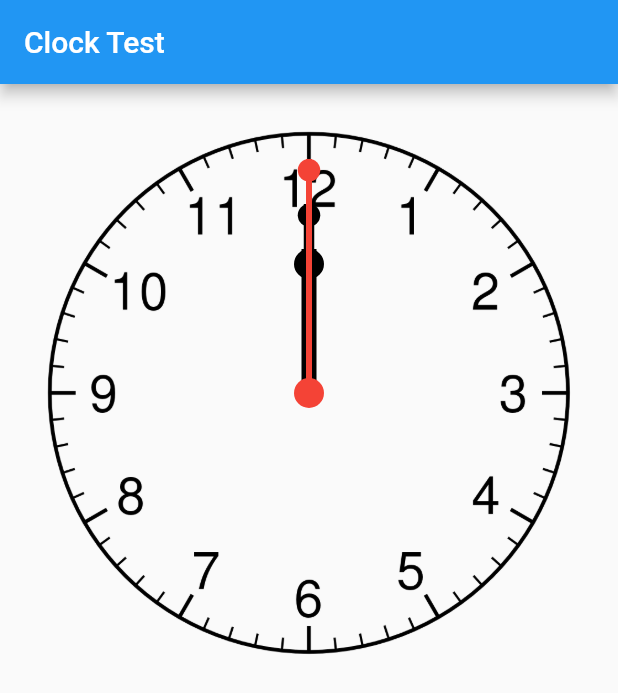
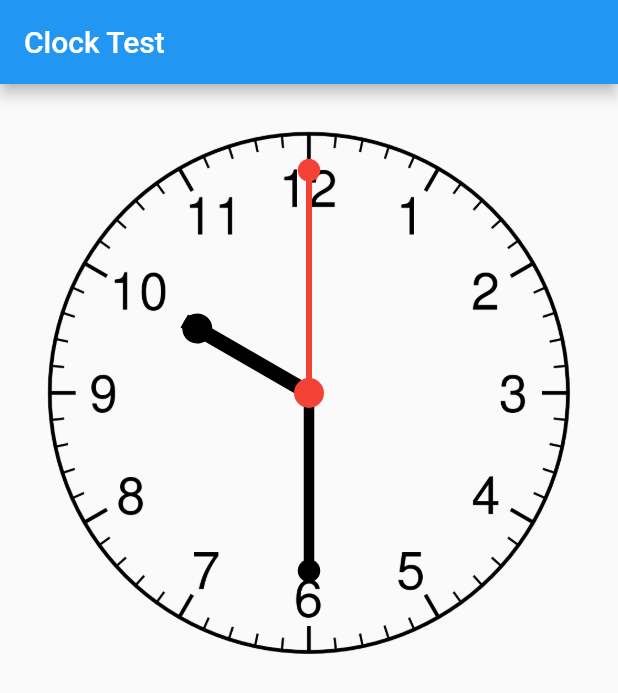
Before and after one commit to gifhary/bibit-test, a Flutter app: the screen it shows after launch, on a phone screen of 412 x 824 dp. Shown: the top 693 px of the screen. Run offline on Flutter 3.47's test engine with Material 2 defaults, Android fonts, the phone set to English and light mode, and no system bars; our stand-ins replace get.

Commit message:
draggable hour clock hand on axis

```diff
--- a/lib/controller/clock_controller.dart
+++ b/lib/controller/clock_controller.dart
@@ -1,7 +1,10 @@
 import 'package:flutter/material.dart';
 import 'package:get/get_state_manager/get_state_manager.dart';
+import 'dart:math' as math;
 
 class ClockController extends GetxController {
+  late Function(DateTime) onTimeUpdate;
+
   double secAngle = 0;
   double secOldAngle = 0;
   double secAngleDelta = 0;
@@ -14,6 +17,30 @@ class ClockController extends GetxController {
   double hourOldAngle = 0;
   double hourAngleDelta = 0;
 
+  ClockController({required Function(DateTime) onTimeUpdate}) {
+    // ignore: prefer_initializing_formals
+    this.onTimeUpdate = onTimeUpdate;
+  }
+
+  @override
+  onInit() {
+    super.onInit();
+    _initCurrentTime();
+  }
+
+  _initCurrentTime() {
+    //6 is the degree between ticks in analog clock, 360 / 60
+    final now = DateTime.now();
+    secAngle = now.second * 6 * math.pi / 180;
+    secOldAngle = secAngle;
+
+    minAngle = now.minute * 6 * math.pi / 180;
+    minOldAngle = minAngle;
+
+    hourAngle = now.hour * 30 * math.pi / 180;
+    hourOldAngle = hourAngle;
+  }
+
 //scond drag functions
   onSecPandStart(DragStartDetails details, Offset centerOfGestureDetector) {
     final touchPositionFromCenter =
@@ -24,7 +51,8 @@ class ClockController extends GetxController {
   onSecPanEnd() {
     secOldAngle = secAngle;
     update();
-    debugPrint('second pan end $secAngle');
+
+    debugPrint(((secAngle * 180 / math.pi) / 6).toStringAsFixed(0));
   }
 
   onSecPanUpdate(DragUpdateDetails details, Offset centerOfGestureDetector) {
@@ -55,4 +83,25 @@ class ClockController extends GetxController {
     minAngle = touchPositionFromCenter.direction + minAngleDelta;
     update();
   }
+
+  //hour drag functions
+  onHourPandStart(DragStartDetails details, Offset centerOfGestureDetector) {
+    final touchPositionFromCenter =
+        details.localPosition - centerOfGestureDetector;
+    hourAngleDelta = hourOldAngle - touchPositionFromCenter.direction;
+  }
+
+  onHourPanEnd() {
+    hourOldAngle = hourAngle;
+    update();
+    debugPrint('hour pan end $hourAngle');
+  }
+
+  onHourPanUpdate(DragUpdateDetails details, Offset centerOfGestureDetector) {
+    final touchPositionFromCenter =
+        details.localPosition - centerOfGestureDetector;
+
+    hourAngle = touchPositionFromCenter.direction + hourAngleDelta;
+    update();
+  }
 }
--- a/lib/screen/home_screen.dart
+++ b/lib/screen/home_screen.dart
@@ -15,8 +15,12 @@ class HomeScreen extends StatelessWidget {
         padding: const EdgeInsets.all(30),
         child: SingleChildScrollView(
           child: Column(
-            children: const [
-              Clock(),
+            children: [
+              Clock(
+                onTimeUpdate: (p0) {
+                  debugPrint(p0.toString());
+                },
+              ),
             ],
           ),
         ),
--- a/lib/widget/clock/clock.dart
+++ b/lib/widget/clock/clock.dart
@@ -7,12 +7,13 @@ import 'package:flutter/material.dart';
 import 'package:get/get_state_manager/get_state_manager.dart';
 
 class Clock extends StatelessWidget {
-  const Clock({Key? key}) : super(key: key);
+  final Function(DateTime) onTimeUpdate;
+  const Clock({Key? key, required this.onTimeUpdate}) : super(key: key);
 
   @override
   Widget build(BuildContext context) {
     return GetBuilder<ClockController>(
-        init: ClockController(),
+        init: ClockController(onTimeUpdate: onTimeUpdate),
         builder: (controller) {
           return AspectRatio(
             aspectRatio: 1,
@@ -22,7 +23,16 @@ class Clock extends StatelessWidget {
                 Stack(
                   alignment: Alignment.center,
                   children: [
-                    const ClockHandHour(),
+                    ClockHandHour(
+                      angle: controller.hourAngle,
+                      onPanStart: (details, centerOfGestureDetector) =>
+                          controller.onHourPandStart(
+                              details, centerOfGestureDetector),
+                      onPanEnd: (details) => controller.onHourPanEnd(),
+                      onPanUpdate: (details, centerOfGestureDetector) =>
+                          controller.onHourPanUpdate(
+                              details, centerOfGestureDetector),
+                    ),
                     ClockHandMinute(
                       angle: controller.minAngle,
                       onPanStart: (details, centerOfGestureDetector) =>
--- a/lib/widget/clock/clock_hand_hour.dart
+++ b/lib/widget/clock/clock_hand_hour.dart
@@ -1,11 +1,23 @@
 import 'package:flutter/material.dart';
 
 class ClockHandHour extends StatelessWidget {
-  const ClockHandHour({Key? key}) : super(key: key);
+  final double angle;
+  final Function(DragStartDetails, Offset) onPanStart;
+  final Function(DragEndDetails)? onPanEnd;
+  final Function(DragUpdateDetails, Offset) onPanUpdate;
+  const ClockHandHour(
+      {Key? key,
+      required this.angle,
+      required this.onPanStart,
+      this.onPanEnd,
+      required this.onPanUpdate})
+      : super(key: key);
 
   @override
   Widget build(BuildContext context) {
-    return Container(
+    return Transform.rotate(
+      angle: angle,
+      child: Container(
         margin: const EdgeInsets.all(80),
         height: double.infinity,
         width: double.infinity,
@@ -17,6 +29,20 @@ class ClockHandHour extends StatelessWidget {
                 alignment: Alignment.topCenter,
                 children: [
                   Container(
+                    color: Colors.black,
+                    width: 10,
+                  ),
+                  LayoutBuilder(builder: (context, constraints) {
+                    Offset centerOfGestureDetector =
+                        Offset(20 / 2, constraints.maxHeight);
+                    return GestureDetector(
+                      behavior: HitTestBehavior.translucent,
+                      onPanStart: (details) =>
+                          onPanStart(details, centerOfGestureDetector),
+                      onPanEnd: onPanEnd,
+                      onPanUpdate: (details) =>
+                          onPanUpdate(details, centerOfGestureDetector),
+                      child: Container(
                         height: 20,
                         width: 20,
                         decoration: const BoxDecoration(
@@ -24,10 +50,8 @@ class ClockHandHour extends StatelessWidget {
                           shape: BoxShape.circle,
                         ),
                       ),
-                Container(
-                  color: Colors.black,
-                  width: 10,
-                ),
+                    );
+                  }),
                 ],
               ),
             ),
@@ -36,6 +60,7 @@ class ClockHandHour extends StatelessWidget {
             ),
           ],
         ),
+      ),
     );
   }
 }
--- a/lib/widget/clock/clock_hand_minute.dart
+++ b/lib/widget/clock/clock_hand_minute.dart
@@ -28,6 +28,10 @@ class ClockHandMinute extends StatelessWidget {
               child: Stack(
                 alignment: Alignment.topCenter,
                 children: [
+                  Container(
+                    color: Colors.black,
+                    width: 7,
+                  ),
                   LayoutBuilder(builder: (context, constraints) {
                     Offset centerOfGestureDetector =
                         Offset(15 / 2, constraints.maxHeight);
@@ -48,10 +52,6 @@ class ClockHandMinute extends StatelessWidget {
                       ),
                     );
                   }),
-                  Container(
-                    color: Colors.black,
-                    width: 7,
-                  ),
                 ],
               ),
             ),
--- a/lib/widget/clock/clock_hand_second.dart
+++ b/lib/widget/clock/clock_hand_second.dart
@@ -28,6 +28,10 @@ class ClockHandSecond extends StatelessWidget {
               child: Stack(
                 alignment: Alignment.topCenter,
                 children: [
+                  Container(
+                    color: Colors.red,
+                    width: 4,
+                  ),
                   LayoutBuilder(builder: (context, constraints) {
                     Offset centerOfGestureDetector =
                         Offset(15 / 2, constraints.maxHeight);
@@ -49,10 +53,6 @@ class ClockHandSecond extends StatelessWidget {
                       ),
                     );
                   }),
-                  Container(
-                    color: Colors.red,
-                    width: 4,
-                  ),
                 ],
               ),
             ),
```
Lines whose indentation alone changed are shown as unchanged.
